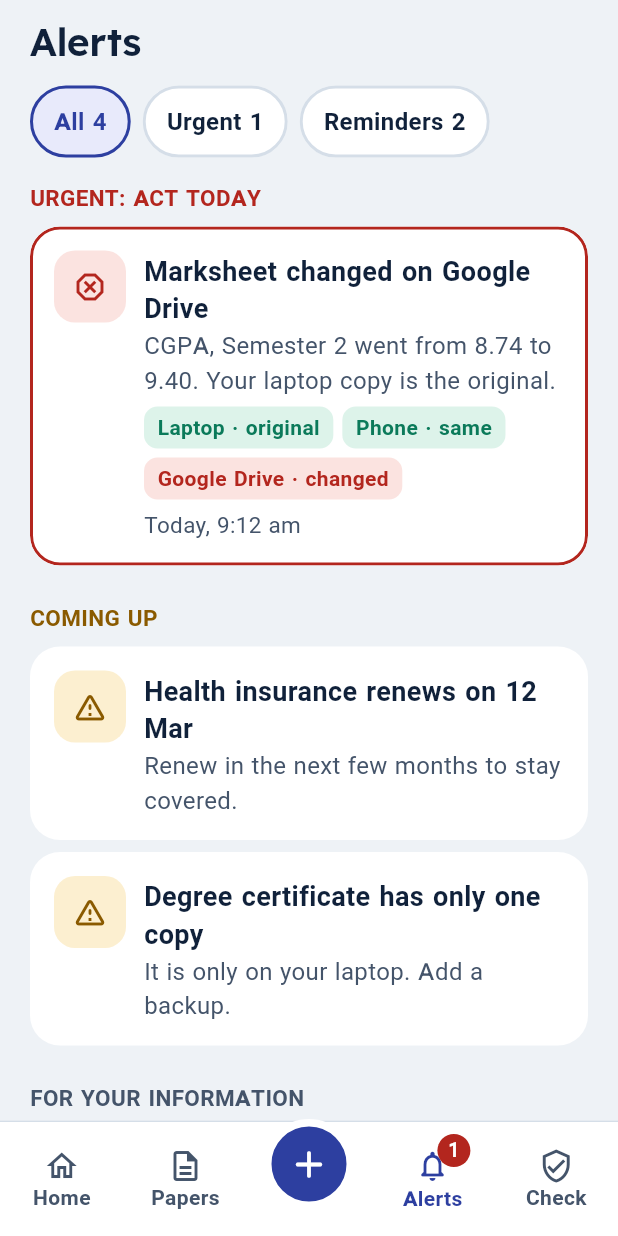
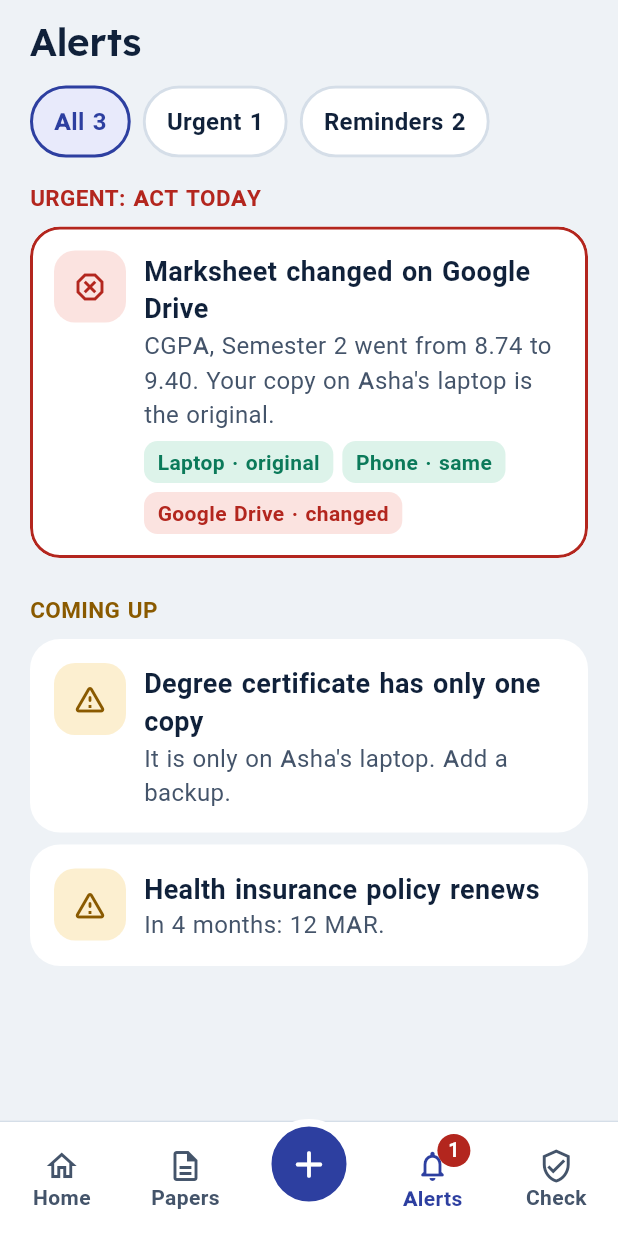
Before and after one commit to ffaahhiimm340-ctrl/Docuveil, a Flutter app: the AlertsScreen screen opened by its route, on a phone screen of 412 x 824 dp. Run offline on Flutter 3.47's test engine with Material 3 defaults, Android fonts, the phone set to English and light mode, and no system bars; our stand-ins replace file_picker, go_router, google_fonts, sqflite, sqflite_common_ffi; missing offline and left inert: pdfrx; accounts and stored records are empty; Roboto replaces fonts that are missing (Atkinson Hyperlegible).

Commit message:
Papers, alerts and renewals come from real data
Papers the owner adds now appear on every screen. Alerts and renewal
dates are worked out from the papers rather than hand-written: a date
within 180 days is a reminder, a past date is urgent. Alert counts and
badges follow.

Co-Authored-By: Claude Opus 5.5 <noreply@anthropic.com>

```diff
--- /dev/null
+++ b/app/lib/data/derived.dart
@@ -0,0 +1,168 @@
+import 'package:docuveil_engine/docuveil_engine.dart' show ExtractedDoc, normalizeDate;
+
+import '../models/models.dart';
+import '../theme/app_colors.dart';
+import 'audit_rows.dart' show docTitle;
+import 'copy_check.dart';
+import 'vault.dart';
+
+const _months = [
+  'JAN', 'FEB', 'MAR', 'APR', 'MAY', 'JUN',
+  'JUL', 'AUG', 'SEP', 'OCT', 'NOV', 'DEC',
+];
+
+/// Dates at or under this many days away also appear as alerts.
+const reminderWindowDays = 180;
+
+/// The date a paper must be renewed by, if it has one.
+DateTime? renewalDateOf(ExtractedDoc doc) {
+  for (final key in const ['expiry_date', 'renewal_date']) {
+    final v = doc.fields[key];
+    if (v == null) continue;
+    // normalizeDate gives yyyy-mm-dd for every format it understands.
+    final parsed = DateTime.tryParse(normalizeDate(v));
+    if (parsed != null) return parsed;
+  }
+  return null;
+}
+
+String _when(int days) {
+  if (days < 0) return days == -1 ? 'Expired yesterday' : 'Expired ${-days} days ago';
+  if (days == 0) return 'Today';
+  if (days == 1) return 'Tomorrow';
+  if (days < 60) return 'In $days days';
+  return 'In ${(days / 30.44).round()} months';
+}
+
+Tone _toneFor(int days) => days <= 30
+    ? Tone.bad
+    : days <= reminderWindowDays
+    ? Tone.look
+    : Tone.brand;
+
+/// Every renewal date among [sources], soonest first.
+List<(DateItem, PaperSource, int)> renewalsFrom(
+  List<PaperSource> sources,
+  DateTime today,
+) {
+  final out = <(DateItem, PaperSource, int)>[];
+  final day = DateTime(today.year, today.month, today.day);
+  for (final s in sources) {
+    final original = s.copies.firstWhere(
+      (c) => c.original,
+      orElse: () => s.copies.first,
+    );
+    final date = renewalDateOf(original.doc);
+    if (date == null) continue;
+    final days = date.difference(day).inDays;
+    out.add((
+      DateItem(
+        month: _months[date.month - 1],
+        day: date.day.toString().padLeft(2, '0'),
+        title: '${s.title} renews',
+        when: _when(days),
+        tone: _toneFor(days),
+      ),
+      s,
+      days,
+    ));
+  }
+  out.sort((a, b) => a.$3.compareTo(b.$3));
+  return out;
+}
+
+/// Alerts worked out from the papers themselves.
+List<AlertItem> alertsFrom(
+  List<Paper> papers,
+  List<(DateItem, PaperSource, int)> renewals,
+) {
+  final urgent = <AlertItem>[], soon = <AlertItem>[];
+  for (final p in papers) {
+    final bad = p.copies.where((c) => c.state != CopyState.original);
+    final flagged = bad.where(
+      (c) => c.state == CopyState.changed || c.state == CopyState.review,
+    );
+    if (p.status == PaperStatus.changed) {
+      final copy = flagged.firstWhere((c) => c.state == CopyState.changed);
+      final original = p.copies.firstWhere(
+        (c) => c.state == CopyState.original,
+        orElse: () => p.copies.first,
+      );
+      final what = p.fields
+          .where((f) => f.isChanged)
+          .map((f) => '${f.label} went from ${f.was} to ${f.value}')
+          .join('; ');
+      urgent.add(
+        AlertItem(
+          group: 'urgent',
+          tone: Tone.bad,
+          title: '${p.shortTitle} changed on ${copy.placeName}',
+          text: '$what. Your copy on ${original.placeName} is the original.',
+          paperId: p.id,
+        ),
+      );
+    } else if (flagged.isNotEmpty) {
+      soon.add(
+        AlertItem(
+          group: 'soon',
+          tone: Tone.look,
+          title: '${p.shortTitle} reads differently on ${flagged.first.placeName}',
+          text: p.verdict?.text ?? 'Please compare it with your original.',
+          paperId: p.id,
+        ),
+      );
+    }
+    if (p.copies.length == 1) {
+      soon.add(
+        AlertItem(
+          group: 'soon',
+          tone: Tone.look,
+          title: '${p.shortTitle} has only one copy',
+          text: 'It is only on ${p.copies.single.placeName}. Add a backup.',
+          paperId: p.id,
+        ),
+      );
+    }
+  }
+  for (final (d, s, days) in renewals) {
+    if (days > reminderWindowDays) continue;
+    soon.add(
+      AlertItem(
+        group: days < 0 ? 'urgent' : 'soon',
+        tone: d.tone,
+        title: d.title,
+        text: '${d.when}: ${d.day} ${d.month}.',
+        paperId: s.id,
+      ),
+    );
+  }
+  return [...urgent, ...soon];
+}
+
+/// A paper the owner added through the Add flow, as a one-copy source.
+PaperSource sourceFromVault(VaultDoc v) {
+  final date = renewalDateOf(v.doc);
+  return PaperSource(
+    id: v.doc.id,
+    title: docTitle(v.doc.type),
+    shortTitle: docTitle(v.doc.type),
+    statusText: date == null
+        ? 'Saved as your original'
+        : 'Renews ${date.day} ${_titleMonth(date.month)}',
+    copies: [
+      CopySnapshot(
+        kind: PlaceKind.laptop,
+        placeName: v.location,
+        path: v.fileName ?? v.doc.id,
+        sha256: v.doc.id,
+        doc: v.doc,
+        original: true,
+      ),
+    ],
+  );
+}
+
+String _titleMonth(int m) {
+  final s = _months[m - 1];
+  return s[0] + s.substring(1).toLowerCase();
+}
--- a/app/lib/data/intake.dart
+++ b/app/lib/data/intake.dart
@@ -131,6 +131,7 @@ class Intake {
         text: d.text,
       ),
       location,
+      fileName: d.fileName,
     );
     await Vault.add(doc);
     return doc;
--- a/app/lib/data/sample_data.dart
+++ b/app/lib/data/sample_data.dart
@@ -1,8 +1,9 @@
 import 'package:docuveil_engine/docuveil_engine.dart' show DocType, ExtractedDoc;
 
 import '../models/models.dart';
-import '../theme/app_colors.dart';
 import 'copy_check.dart';
+import 'derived.dart';
+import 'vault.dart';
 
 // NOTE: rebuilt to match the screens (the original was never committed, see
 // PR #3). Everything here is synthetic: a fictional person, "Asha Verma".
@@ -192,41 +193,24 @@ class SampleData {
     ),
   ];
 
-  static final List<Paper> papers = [for (final s in sources) checkPaper(s)];
+  /// Sample papers plus everything the owner has added.
+  static List<PaperSource> get allSources => [
+    ...sources,
+    for (final v in Vault.docs.value)
+      if (!v.isDemo) sourceFromVault(v),
+  ];
 
-  static Paper paperById(String id) =>
-      papers.firstWhere((p) => p.id == id, orElse: () => papers.first);
+  static List<Paper> get papers => [for (final s in allSources) checkPaper(s)];
 
-  static const alerts = [
-    AlertItem(
-      group: 'urgent',
-      tone: Tone.bad,
-      title: 'Marksheet changed on Google Drive',
-      text: 'CGPA, Semester 2 went from 8.74 to 9.40. Your laptop copy is the original.',
-      paperId: 'marksheet',
-      when: 'Today, 9:12 am',
-    ),
-    AlertItem(
-      group: 'soon',
-      tone: Tone.look,
-      title: 'Health insurance renews on 12 Mar',
-      text: 'Renew in the next few months to stay covered.',
-      paperId: 'insurance',
-    ),
-    AlertItem(
-      group: 'soon',
-      tone: Tone.look,
-      title: 'Degree certificate has only one copy',
-      text: 'It is only on your laptop. Add a backup.',
-      paperId: 'certificate',
-    ),
-    AlertItem(
-      group: 'info',
-      tone: Tone.ok,
-      title: 'Your laptop is in sync',
-      text: 'Last check: 2 minutes ago.',
-    ),
-  ];
+  static Paper paperById(String id) {
+    final all = papers;
+    return all.firstWhere((p) => p.id == id, orElse: () => all.first);
+  }
+
+  static List<AlertItem> get alerts =>
+      alertsFrom(papers, renewalsFrom(allSources, DateTime.now()));
+
+  static int get urgentCount => alerts.where((a) => a.group == 'urgent').length;
 
   static const devices = [
     DeviceInfo(PlaceKind.phone, "Asha's phone", 'Android'),
@@ -245,20 +229,8 @@ class SampleData {
     WatchedPlace(PlaceKind.cloud, 'Google Drive', 'My Drive / Docuveil'),
   ];
 
-  static const dates = [
-    DateItem(
-      month: 'MAR',
-      day: '12',
-      title: 'Health insurance renews',
-      when: 'In 4 months',
-      tone: Tone.look,
-    ),
-    DateItem(
-      month: 'JUL',
-      day: '04',
-      title: 'Passport application window',
-      when: 'In 8 months',
-      tone: Tone.brand,
-    ),
+  /// Renewal dates from the papers themselves, soonest first.
+  static List<DateItem> get dates => [
+    for (final r in renewalsFrom(allSources, DateTime.now())) r.$1,
   ];
 }
--- a/app/lib/screens/alerts_screen.dart
+++ b/app/lib/screens/alerts_screen.dart
@@ -62,12 +62,12 @@ class _AlertsScreenState extends State<AlertsScreen> {
               onTap: () => setState(() => _filter = 'all'),
             ),
             OptionPill(
-              'Urgent 1',
+              'Urgent ${all.where((a) => a.group == 'urgent').length}',
               selected: _filter == 'urgent',
               onTap: () => setState(() => _filter = 'urgent'),
             ),
             OptionPill(
-              'Reminders 2',
+              'Reminders ${all.where((a) => a.group == 'soon').length}',
               selected: _filter == 'soon',
               onTap: () => setState(() => _filter = 'soon'),
             ),
--- a/app/lib/screens/home_screen.dart
+++ b/app/lib/screens/home_screen.dart
@@ -258,7 +258,11 @@ class _WhereCard extends StatelessWidget {
               TextSpan(
                 style: AppText.small,
                 children: [
-                  TextSpan(text: '${single.length} paper has only one copy: '),
+                  TextSpan(
+                    text: single.length == 1
+                        ? '1 paper has only one copy: '
+                        : '${single.length} papers have only one copy, like ',
+                  ),
                   TextSpan(
                     text: single.first.shortTitle,
                     style: AppText.smallBold.copyWith(color: AppColors.ink),
--- a/app/lib/screens/locations_screen.dart
+++ b/app/lib/screens/locations_screen.dart
@@ -91,8 +91,9 @@ class _LocationsScreenState extends State<LocationsScreen> {
                     text: single.first.shortTitle,
                     style: AppText.bodyBold,
                   ),
-                  const TextSpan(
-                    text: ' is only on your laptop. If that laptop is lost, so is the paper. ',
+                  TextSpan(
+                    text:
+                        ' is only on ${single.first.copies.single.placeName}. If that is lost, so is the paper. ',
                   ),
                   WidgetSpan(
                     alignment: PlaceholderAlignment.baseline,
--- a/app/lib/screens/renewals_screen.dart
+++ b/app/lib/screens/renewals_screen.dart
@@ -42,9 +42,9 @@ class _RenewalsScreenState extends State<RenewalsScreen> {
       backTo: '/',
       bottom: [AppButton.primary('Add my own date', onPressed: () {})],
       children: [
-        for (final d in SampleData.dates)
+        for (final (i, d) in SampleData.dates.indexed)
           AppCard(
-            borderColor: d == SampleData.dates.first
+            borderColor: i == 0
                 ? AppColors.warnBorder
                 : null,
             child: Row(
--- a/app/lib/widgets/shell.dart
+++ b/app/lib/widgets/shell.dart
@@ -2,6 +2,7 @@ import 'package:flutter/material.dart';
 import 'package:go_router/go_router.dart';
 
 import '../state/app_state.dart';
+import '../data/sample_data.dart';
 import '../theme/app_colors.dart';
 import '../theme/app_text.dart';
 import 'layout.dart';
@@ -90,7 +91,7 @@ class _SideNav extends StatelessWidget {
             icon: Icons.notifications_none_rounded,
             route: '/alerts',
             on: _on('/alerts'),
-            badge: 1,
+            badge: SampleData.urgentCount == 0 ? null : SampleData.urgentCount,
           ),
           _SideLink(
             label: 'Check before applying',
@@ -377,7 +378,7 @@ class _BottomNav extends StatelessWidget {
                   'Alerts',
                   Icons.notifications_none_rounded,
                   '/alerts',
-                  badge: 1,
+                  badge: SampleData.urgentCount == 0 ? null : SampleData.urgentCount,
                 ),
                 item('Check', Icons.verified_user_outlined, '/audit'),
               ],
```
Also changed, not shown: app/lib/data/vault.dart (+17 -3 lines), 1 other file.
